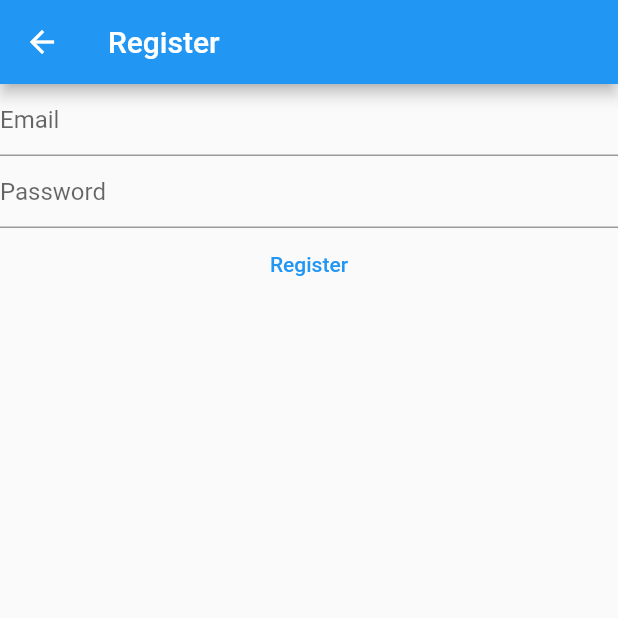
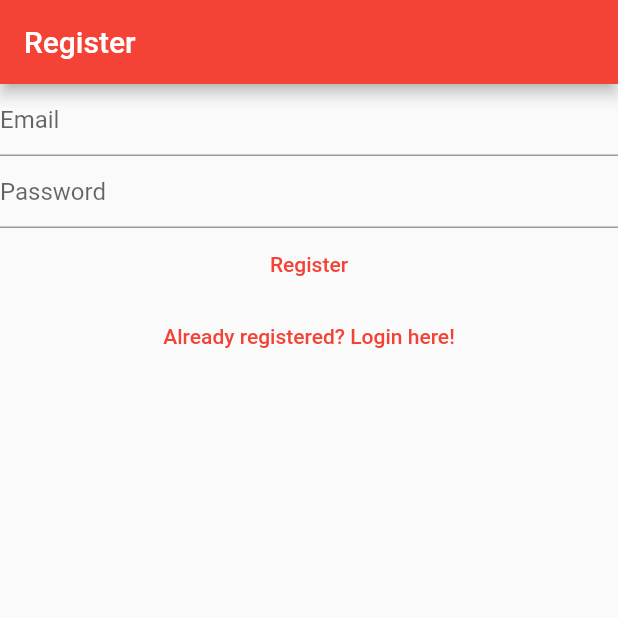
Before and after one commit to AyoCodess/MyNotes-Flutter-IOS-Andrioid-Firebase-Apps, a Flutter app: the RegisterView screen opened directly, on a phone screen of 412 x 824 dp, the top half of it. Run offline on Flutter 3.47's test engine with Material 2 defaults, Android fonts, the phone set to English and light mode, and no system bars; our stand-ins replace firebase_auth, firebase_core; accounts and stored records are empty.

Commit message:
created views  for login/register/verifyemail with improved logic

```diff
--- a/lib/views/register_view.dart
+++ b/lib/views/register_view.dart
@@ -31,16 +31,8 @@ class _RegisterViewState extends State<RegisterView> {
   @override
   Widget build(BuildContext context) {
     return Scaffold(
-        appBar: AppBar(
-          title: const Text('Register'),
-        ),
-        body: FutureBuilder(
-          future: Firebase.initializeApp(
-              options: DefaultFirebaseOptions.currentPlatform),
-          builder: (BuildContext context, AsyncSnapshot<dynamic> snapshot) {
-            switch (snapshot.connectionState) {
-              case ConnectionState.done:
-                return Column(
+      appBar: AppBar(title: const Text('Register')),
+      body: Column(
         children: [
           TextField(
             controller: _email,
@@ -66,43 +58,43 @@ class _RegisterViewState extends State<RegisterView> {
                 final password = _password.text;
 
                 try {
-                            await FirebaseAuth.instance
-                                .createUserWithEmailAndPassword(
+                  await FirebaseAuth.instance.createUserWithEmailAndPassword(
                       email: email, password: password);
                 } on FirebaseAuthException catch (e) {
                   switch (e.code) {
                     case 'weak-password':
-                                ScaffoldMessenger.of(context).showSnackBar(
-                                    const SnackBar(
-                                        content: Text(
-                                            'The password provided is too weak.')));
+                      ScaffoldMessenger.of(context).showSnackBar(const SnackBar(
+                          content: Text('The password provided is too weak.')));
                       break;
                     case 'email-already-in-use':
-                                ScaffoldMessenger.of(context).showSnackBar(
-                                    const SnackBar(
+                      ScaffoldMessenger.of(context).showSnackBar(const SnackBar(
                           content: Text(
                               'The account already exists for that email.')));
                       break;
+                    case 'invalid-email':
+                      ScaffoldMessenger.of(context).showSnackBar(const SnackBar(
+                          content:
+                              Text('The email address is badly formatted.')));
+                      break;
                     default:
-                                ScaffoldMessenger.of(context).showSnackBar(
-                                    const SnackBar(
-                                        content: Text(
-                                            'An undefined Error happened.')));
+                      ScaffoldMessenger.of(context).showSnackBar(const SnackBar(
+                          content: Text('Something went wrong, try again.')));
                   }
                 } catch (e) {
-                            ScaffoldMessenger.of(context).showSnackBar(
-                                const SnackBar(
+                  ScaffoldMessenger.of(context).showSnackBar(const SnackBar(
                       content: Text(
                           'An unknown error occurred. Please try again later.')));
                 }
               },
               child: const Text('Register')),
+          TextButton(
+              onPressed: () {
+                Navigator.pushNamedAndRemoveUntil(
+                    context, '/login/', (route) => false);
+              },
+              child: const Text('Already registered? Login here!'))
         ],
+      ),
     );
-              default:
-                return const Text('loading...');
-            }
-          },
-        ));
   }
 }
```
Also changed, not shown: lib/main.dart (+41 -2 lines), lib/views/login_view.dart (+28 -24 lines), lib/views/verifyemail_view.dart (added, +32 -0 lines). Lines whose indentation alone changed are shown as unchanged.
